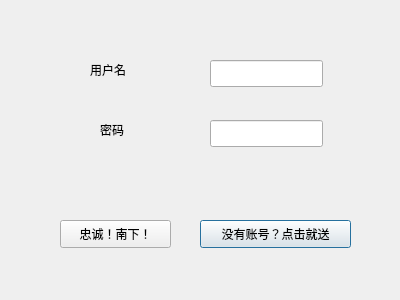
This is netcamera_client/firstpage.ui in Jerryscousins/qt-cs-chatroom as Qt 5 draws it before an edit. The edited form follows.
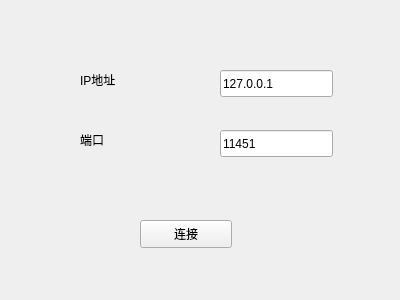
This is the edited form.

The edit to the form file:
```diff
--- a/netcamera_client/firstpage.ui
+++ b/netcamera_client/firstpage.ui
@@ -14,6 +14,9 @@
    <string>Dialog</string>
   </property>
   <widget class="QStackedWidget" name="layout">
+   <property name="enabled">
+    <bool>true</bool>
+   </property>
    <property name="geometry">
     <rect>
      <x>0</x>
@@ -26,7 +29,7 @@
     <number>1</number>
    </property>
    <property name="currentIndex">
-    <number>0</number>
+    <number>2</number>
    </property>
    <widget class="QWidget" name="page">
     <widget class="QLabel" name="label">
@@ -43,6 +46,9 @@
      </property>
     </widget>
     <widget class="QLineEdit" name="username">
+     <property name="enabled">
+      <bool>true</bool>
+     </property>
      <property name="geometry">
       <rect>
        <x>210</x>
@@ -66,6 +72,9 @@
      </property>
     </widget>
     <widget class="QLineEdit" name="userpw">
+     <property name="enabled">
+      <bool>true</bool>
+     </property>
      <property name="geometry">
       <rect>
        <x>210</x>
@@ -76,6 +85,9 @@
      </property>
     </widget>
     <widget class="QPushButton" name="reg">
+     <property name="enabled">
+      <bool>true</bool>
+     </property>
      <property name="geometry">
       <rect>
        <x>200</x>
@@ -199,6 +211,73 @@
      </property>
     </widget>
    </widget>
+   <widget class="QWidget" name="page_3">
+    <widget class="QLineEdit" name="ip_edit">
+     <property name="geometry">
+      <rect>
+       <x>220</x>
+       <y>70</y>
+       <width>113</width>
+       <height>27</height>
+      </rect>
+     </property>
+     <property name="text">
+      <string>127.0.0.1</string>
+     </property>
+    </widget>
+    <widget class="QLabel" name="label_6">
+     <property name="geometry">
+      <rect>
+       <x>80</x>
+       <y>70</y>
+       <width>91</width>
+       <height>19</height>
+      </rect>
+     </property>
+     <property name="text">
+      <string>IP地址</string>
+     </property>
+    </widget>
+    <widget class="QLineEdit" name="port_edit">
+     <property name="geometry">
+      <rect>
+       <x>220</x>
+       <y>130</y>
+       <width>113</width>
+       <height>27</height>
+      </rect>
+     </property>
+     <property name="text">
+      <string>11451</string>
+     </property>
+    </widget>
+    <widget class="QLabel" name="label_7">
+     <property name="geometry">
+      <rect>
+       <x>80</x>
+       <y>130</y>
+       <width>91</width>
+       <height>19</height>
+      </rect>
+     </property>
+     <property name="text">
+      <string>端口</string>
+     </property>
+    </widget>
+    <widget class="QPushButton" name="pushButton">
+     <property name="geometry">
+      <rect>
+       <x>140</x>
+       <y>220</y>
+       <width>92</width>
+       <height>28</height>
+      </rect>
+     </property>
+     <property name="text">
+      <string>连接</string>
+     </property>
+    </widget>
+   </widget>
   </widget>
  </widget>
  <resources/>
```
